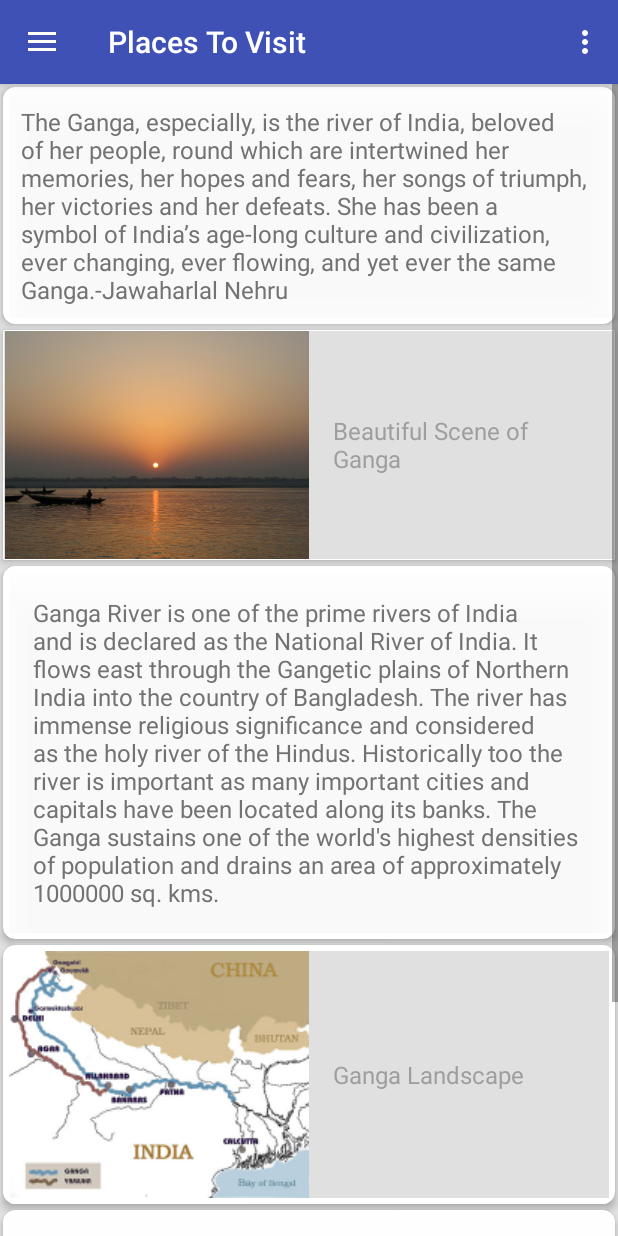
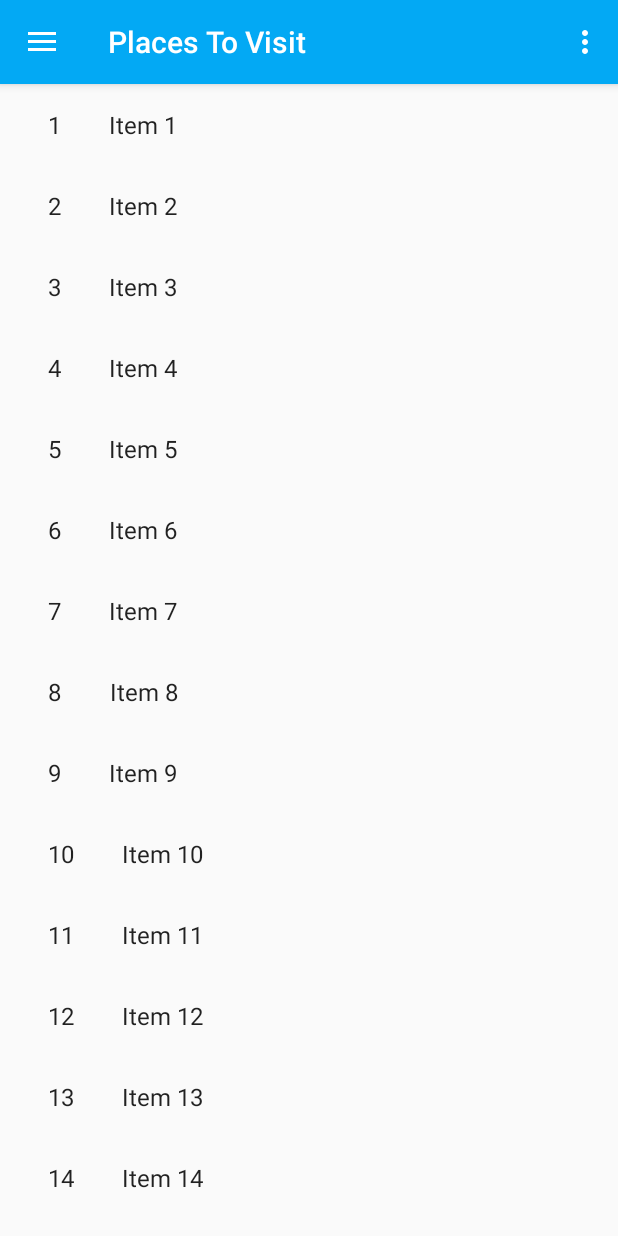
Before and after one commit to vsvikram/NamoGange, an Android app: the screen it shows after launch (MainActivity), in the side drawer, after a tap on "Places To Visit", on a phone screen of 412 x 824 dp. Run offline under Robolectric (Android 15) with nearby library versions, the phone set to English and light mode, and no system bars.

Commit message:
places to visit initiated

```diff
--- a/app/build.gradle
+++ b/app/build.gradle
@@ -25,4 +25,6 @@ dependencies {
     compile 'com.android.support:appcompat-v7:23.0.1'
     compile 'com.android.support:design:23.0.1'
     compile 'com.android.support:cardview-v7:23.0.1'
+    compile 'com.android.support:support-v4:23.0.1'
+    compile 'com.android.support:recyclerview-v7:23.0.1'
 }
--- /dev/null
+++ b/app/src/main/java/action/namogange/ItemFragment.java
@@ -0,0 +1,107 @@
+package action.namogange;
+
+import android.content.Context;
+import android.os.Bundle;
+import android.support.v4.app.Fragment;
+import android.support.v7.widget.GridLayoutManager;
+import android.support.v7.widget.LinearLayoutManager;
+import android.support.v7.widget.RecyclerView;
+import android.view.LayoutInflater;
+import android.view.View;
+import android.view.ViewGroup;
+
+import action.namogange.dummy.DummyContent;
+import action.namogange.dummy.DummyContent.DummyItem;
+
+/**
+ * A fragment representing a list of Items.
+ * <p/>
+ * Activities containing this fragment MUST implement the {@link OnListFragmentInteractionListener}
+ * interface.
+ */
+public class ItemFragment extends Fragment {
+
+    // TODO: Customize parameter argument names
+    private static final String ARG_COLUMN_COUNT = "column-count";
+    // TODO: Customize parameters
+    private int mColumnCount = 1;
+    private OnListFragmentInteractionListener mListener;
+
+    /**
+     * Mandatory empty constructor for the fragment manager to instantiate the
+     * fragment (e.g. upon screen orientation changes).
+     */
+    public ItemFragment() {
+    }
+
+    // TODO: Customize parameter initialization
+    @SuppressWarnings("unused")
+    public static ItemFragment newInstance(int columnCount) {
+        ItemFragment fragment = new ItemFragment();
+        Bundle args = new Bundle();
+        args.putInt(ARG_COLUMN_COUNT, columnCount);
+        fragment.setArguments(args);
+        return fragment;
+    }
+
+    @Override
+    public void onCreate(Bundle savedInstanceState) {
+        super.onCreate(savedInstanceState);
+
+        if (getArguments() != null) {
+            mColumnCount = getArguments().getInt(ARG_COLUMN_COUNT);
+        }
+    }
+
+    @Override
+    public View onCreateView(LayoutInflater inflater, ViewGroup container,
+                             Bundle savedInstanceState) {
+        View view = inflater.inflate(R.layout.fragment_item_list, container, false);
+
+        // Set the adapter
+        if (view instanceof RecyclerView) {
+            Context context = view.getContext();
+            RecyclerView recyclerView = (RecyclerView) view;
+            if (mColumnCount <= 1) {
+                recyclerView.setLayoutManager(new LinearLayoutManager(context));
+            } else {
+                recyclerView.setLayoutManager(new GridLayoutManager(context, mColumnCount));
+            }
+            recyclerView.setAdapter(new MyItemRecyclerViewAdapter(DummyContent.ITEMS, mListener));
+        }
+        return view;
+    }
+
+
+    @Override
+    public void onAttach(Context context) {
+        super.onAttach(context);
+        if (context instanceof OnListFragmentInteractionListener) {
+            mListener = (OnListFragmentInteractionListener) context;
+        } else {
+            throw new RuntimeException(context.toString()
+                    + " must implement OnListFragmentInteractionListener");
+        }
+    }
+
+    @Override
+    public void onDetach() {
+        super.onDetach();
+        mListener = null;
+    }
+
+    /**
+     * This interface must be implemented by activities that contain this
+     * fragment to allow an interaction in this fragment to be communicated
+     * to the activity and potentially other fragments contained in that
+     * activity.
+     * <p/>
+     * See the Android Training lesson <a href=
+     * "http://developer.android.com/training/basics/fragments/communicating.html"
+     * >Communicating with Other Fragments</a> for more information.
+     */
+    public interface OnListFragmentInteractionListener {
+        // TODO: Update argument type and name
+        void onListFragmentInteraction(DummyItem item);
+    }
+}
--- a/app/src/main/java/action/namogange/MainActivity.java
+++ b/app/src/main/java/action/namogange/MainActivity.java
@@ -11,8 +11,10 @@ import android.support.v7.widget.Toolbar;
 import android.view.Menu;
 import android.view.MenuItem;
 
+import action.namogange.dummy.DummyContent;
+
 public class MainActivity extends AppCompatActivity
-        implements NavigationView.OnNavigationItemSelectedListener {
+        implements NavigationView.OnNavigationItemSelectedListener, ItemFragment.OnListFragmentInteractionListener {
 
 
     @Override
@@ -76,7 +78,7 @@ public class MainActivity extends AppCompatActivity
         if (id == R.id.about_ganga) {
             setFragment(new AboutGanga(), title);
         } else if (id == R.id.places) {
-            setFragment(new AboutGanga(), title);
+            setFragment(new ItemFragment(), title);
         } else if (id == R.id.gallery) {
 
         } else if (id == R.id.notifications) {
@@ -100,4 +102,9 @@ public class MainActivity extends AppCompatActivity
                 .commit();
 
     }
+
+    public void onListFragmentInteraction(DummyContent.DummyItem item) {
+
+    }
+
 }
--- /dev/null
+++ b/app/src/main/java/action/namogange/MyItemRecyclerViewAdapter.java
@@ -0,0 +1,77 @@
+package action.namogange;
+
+import android.support.v7.widget.RecyclerView;
+import android.view.LayoutInflater;
+import android.view.View;
+import android.view.ViewGroup;
+import android.widget.TextView;
+
+import java.util.List;
+
+import action.namogange.ItemFragment.OnListFragmentInteractionListener;
+import action.namogange.dummy.DummyContent.DummyItem;
+
+/**
+ * {@link RecyclerView.Adapter} that can display a {@link DummyItem} and makes a call to the
+ * specified {@link OnListFragmentInteractionListener}.
+ * TODO: Replace the implementation with code for your data type.
+ */
+public class MyItemRecyclerViewAdapter extends RecyclerView.Adapter<MyItemRecyclerViewAdapter.ViewHolder> {
+
+    private final List<DummyItem> mValues;
+    private final OnListFragmentInteractionListener mListener;
+
+    public MyItemRecyclerViewAdapter(List<DummyItem> items, OnListFragmentInteractionListener listener) {
+        mValues = items;
+        mListener = listener;
+    }
+
+    @Override
+    public ViewHolder onCreateViewHolder(ViewGroup parent, int viewType) {
+        View view = LayoutInflater.from(parent.getContext())
+                .inflate(R.layout.fragment_item, parent, false);
+        return new ViewHolder(view);
+    }
+
+    @Override
+    public void onBindViewHolder(final ViewHolder holder, int position) {
+        holder.mItem = mValues.get(position);
+        holder.mIdView.setText(mValues.get(position).id);
+        holder.mContentView.setText(mValues.get(position).content);
+
+        holder.mView.setOnClickListener(new View.OnClickListener() {
+            @Override
+            public void onClick(View v) {
+                if (null != mListener) {
+                    // Notify the active callbacks interface (the activity, if the
+                    // fragment is attached to one) that an item has been selected.
+                    mListener.onListFragmentInteraction(holder.mItem);
+                }
+            }
+        });
+    }
+
+    @Override
+    public int getItemCount() {
+        return mValues.size();
+    }
+
+    public class ViewHolder extends RecyclerView.ViewHolder {
+        public final View mView;
+        public final TextView mIdView;
+        public final TextView mContentView;
+        public DummyItem mItem;
+
+        public ViewHolder(View view) {
+            super(view);
+            mView = view;
+            mIdView = (TextView) view.findViewById(R.id.id);
+            mContentView = (TextView) view.findViewById(R.id.content);
+        }
+
+        @Override
+        public String toString() {
+            return super.toString() + " '" + mContentView.getText() + "'";
+        }
+    }
+}
--- /dev/null
+++ b/app/src/main/java/action/namogange/dummy/DummyContent.java
@@ -0,0 +1,72 @@
+package action.namogange.dummy;
+
+import java.util.ArrayList;
+import java.util.HashMap;
+import java.util.List;
+import java.util.Map;
+
+/**
+ * Helper class for providing sample content for user interfaces created by
+ * Android template wizards.
+ * <p/>
+ * TODO: Replace all uses of this class before publishing your app.
+ */
+public class DummyContent {
+
+    /**
+     * An array of sample (dummy) items.
+     */
+    public static final List<DummyItem> ITEMS = new ArrayList<DummyItem>();
+
+    /**
+     * A map of sample (dummy) items, by ID.
+     */
+    public static final Map<String, DummyItem> ITEM_MAP = new HashMap<String, DummyItem>();
+
+    private static final int COUNT = 25;
+
+    static {
+        // Add some sample items.
+        for (int i = 1; i <= COUNT; i++) {
+            addItem(createDummyItem(i));
+        }
+    }
+
+    private static void addItem(DummyItem item) {
+        ITEMS.add(item);
+        ITEM_MAP.put(item.id, item);
+    }
+
+    private static DummyItem createDummyItem(int position) {
+        return new DummyItem(String.valueOf(position), "Item " + position, makeDetails(position));
+    }
+
+    private static String makeDetails(int position) {
+        StringBuilder builder = new StringBuilder();
+        builder.append("Details about Item: ").append(position);
+        for (int i = 0; i < position; i++) {
+            builder.append("\nMore details information here.");
+        }
+        return builder.toString();
+    }
+
+    /**
+     * A dummy item representing a piece of content.
+     */
+    public static class DummyItem {
+        public final String id;
+        public final String content;
+        public final String details;
+
+        public DummyItem(String id, String content, String details) {
+            this.id = id;
+            this.content = content;
+            this.details = details;
+        }
+
+        @Override
+        public String toString() {
+            return content;
+        }
+    }
+}
--- /dev/null
+++ b/app/src/main/res/layout/fragment_item.xml
@@ -0,0 +1,20 @@
+<?xml version="1.0" encoding="utf-8"?>
+<LinearLayout xmlns:android="http://schemas.android.com/apk/res/android"
+              android:layout_width="wrap_content"
+              android:layout_height="wrap_content"
+              android:orientation="horizontal">
+
+    <TextView
+        android:id="@+id/id"
+        android:layout_width="wrap_content"
+        android:layout_height="wrap_content"
+        android:layout_margin="@dimen/text_margin"
+        android:textAppearance="?attr/textAppearanceListItem"/>
+
+    <TextView
+        android:id="@+id/content"
+        android:layout_width="wrap_content"
+        android:layout_height="wrap_content"
+        android:layout_margin="@dimen/text_margin"
+        android:textAppearance="?attr/textAppearanceListItem"/>
+</LinearLayout>
--- /dev/null
+++ b/app/src/main/res/layout/fragment_item_list.xml
@@ -0,0 +1,14 @@
+<?xml version="1.0" encoding="utf-8"?>
+<android.support.v7.widget.RecyclerView
+    android:id="@+id/list"
+    android:name="action.namogange.ItemFragment"
+    xmlns:android="http://schemas.android.com/apk/res/android"
+    xmlns:app="http://schemas.android.com/apk/res-auto"
+    xmlns:tools="http://schemas.android.com/tools"
+    android:layout_width="match_parent"
+    android:layout_height="match_parent"
+    android:layout_marginLeft="16dp"
+    android:layout_marginRight="16dp"
+    app:layoutManager="LinearLayoutManager"
+    tools:context="action.namogange.ItemFragment"
+    tools:listitem="@layout/fragment_item"/>
--- a/app/src/main/res/layout/places_to_visit.xml
+++ /dev/null
@@ -1,5 +0,0 @@
-<?xml version="1.0" encoding="utf-8"?>
-<LinearLayout
-    xmlns:android="http://schemas.android.com/apk/res/android"
-    android:layout_width="match_parent"
-    android:layout_height="match_parent"/>
--- a/app/src/main/res/values/colors.xml
+++ b/app/src/main/res/values/colors.xml
@@ -1,8 +1,8 @@
 <?xml version="1.0" encoding="utf-8"?>
 <resources>
-    <color name="colorPrimary">#3F51B5</color>
-    <color name="colorPrimaryDark">#303F9F</color>
-    <color name="colorAccent">#FF4081</color>
+    <color name="colorPrimary">#03A9F4</color>
+    <color name="colorPrimaryDark">#0288D1</color>
+    <color name="colorAccent">#00BFA5</color>
     <color name="textColorWhite">#FFFFFF</color>
     <color name="textColorGrey">#646464</color>
     <color name="lightGrey">#E0E0E0</color>
--- a/app/src/main/res/values/dimens.xml
+++ b/app/src/main/res/values/dimens.xml
@@ -6,4 +6,5 @@
     <dimen name="activity_horizontal_margin">16dp</dimen>
     <dimen name="activity_vertical_margin">16dp</dimen>
     <dimen name="fab_margin">16dp</dimen>
+    <dimen name="text_margin">16dp</dimen>
 </resources>
```
